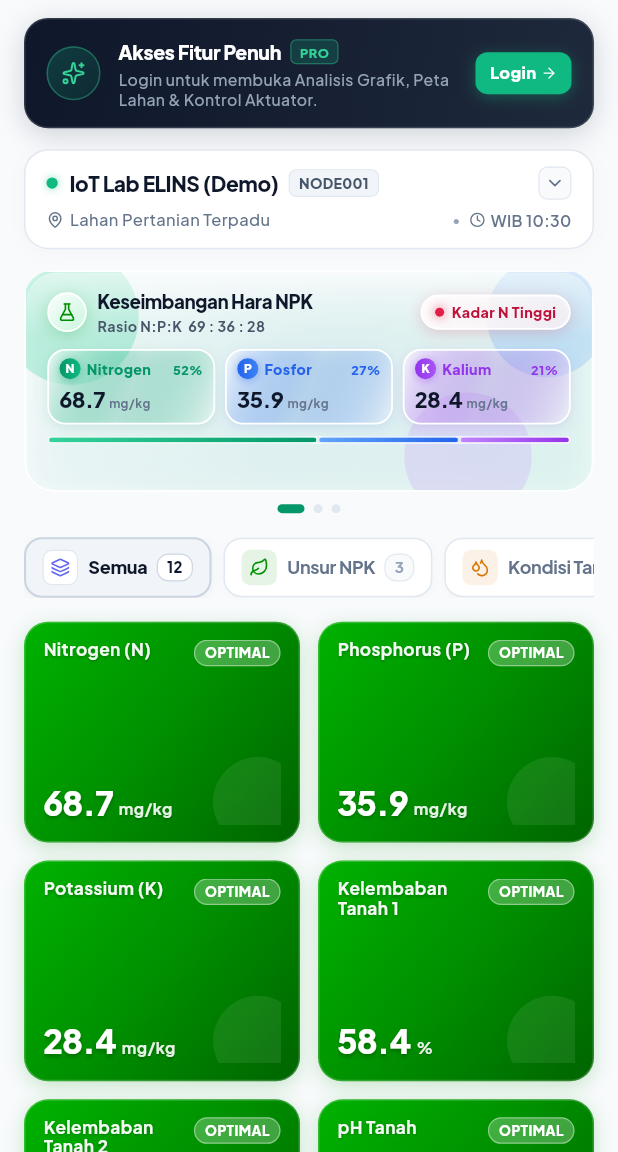
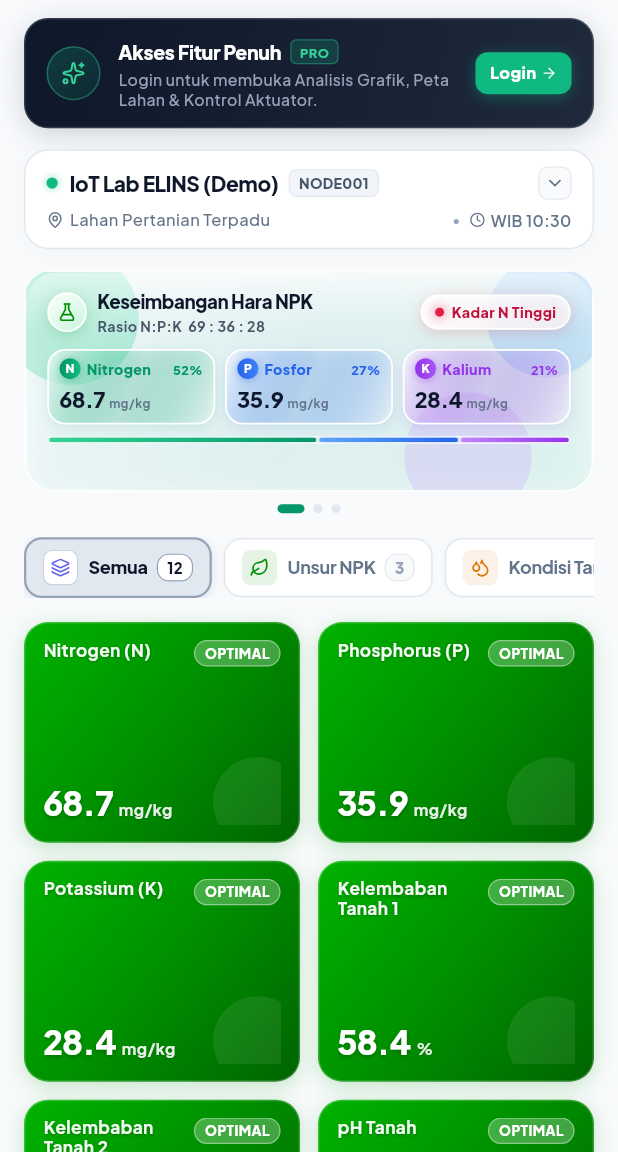
Before and after one commit to hanifnugrahaa/gconnect2026-mobile, a Flutter app: the screen it shows after launch, on a phone screen of 412 x 824 dp, the part 84-1236 px from its top. Run offline on Flutter 3.47's test engine with Material 3 defaults, Android fonts, the phone set to English and light mode, and no system bars; our stand-ins replace fl_chart, flutter_map, flutter_riverpod, google_fonts, latlong2, lucide_icons_flutter and 1 more; network calls fail.

Commit message:
style(mobile): enhance active category pill with more defined solid slate-200 grey and slate-400 border

```diff
--- a/lib/presentation/screens/guest_dashboard_screen.dart
+++ b/lib/presentation/screens/guest_dashboard_screen.dart
@@ -437,16 +437,16 @@ class _GuestDashboardScreenState extends ConsumerState<GuestDashboardScreen> {
         curve: Curves.easeInOut,
         padding: const EdgeInsets.symmetric(horizontal: 11, vertical: 7),
         decoration: BoxDecoration(
-          color: isSelected ? const Color(0xFFF1F5F9) : Colors.white,
+          color: isSelected ? const Color(0xFFE2E8F0) : Colors.white,
           borderRadius: BorderRadius.circular(12),
           border: Border.all(
-            color: isSelected ? const Color(0xFFCBD5E1) : const Color(0xFFE2E8F0),
-            width: isSelected ? 1.4 : 1,
+            color: isSelected ? const Color(0xFF94A3B8) : const Color(0xFFE2E8F0),
+            width: isSelected ? 1.5 : 1,
           ),
           boxShadow: [
             if (isSelected)
               BoxShadow(
-                color: Colors.black.withOpacity(0.04),
+                color: const Color(0xFF64748B).withOpacity(0.18),
                 blurRadius: 6,
                 offset: const Offset(0, 2),
               )
@@ -468,7 +468,7 @@ class _GuestDashboardScreenState extends ConsumerState<GuestDashboardScreen> {
                 color: isSelected ? Colors.white : accentColor.withOpacity(0.10),
                 borderRadius: BorderRadius.circular(6),
                 border: Border.all(
-                  color: isSelected ? const Color(0xFFE2E8F0) : Colors.transparent,
+                  color: isSelected ? const Color(0xFFCBD5E1) : Colors.transparent,
                   width: 0.8,
                 ),
               ),
@@ -499,7 +499,7 @@ class _GuestDashboardScreenState extends ConsumerState<GuestDashboardScreen> {
                 color: isSelected ? Colors.white : const Color(0xFFF8FAFC),
                 borderRadius: BorderRadius.circular(8),
                 border: Border.all(
-                  color: isSelected ? const Color(0xFFCBD5E1) : const Color(0xFFE2E8F0),
+                  color: isSelected ? const Color(0xFF94A3B8) : const Color(0xFFE2E8F0),
                   width: 0.8,
                 ),
               ),
@@ -507,7 +507,7 @@ class _GuestDashboardScreenState extends ConsumerState<GuestDashboardScreen> {
                 '$count',
                 style: TextStyle(
                   fontSize: 10,
-                  fontWeight: isSelected ? FontWeight.w900 : FontWeight.w700,
+                  fontWeight: FontWeight.w900,
                   color: isSelected ? const Color(0xFF0F172A) : const Color(0xFF94A3B8),
                 ),
               ),
```
Also changed, not shown: lib/presentation/screens/dashboard_screen.dart (+7 -7 lines).
